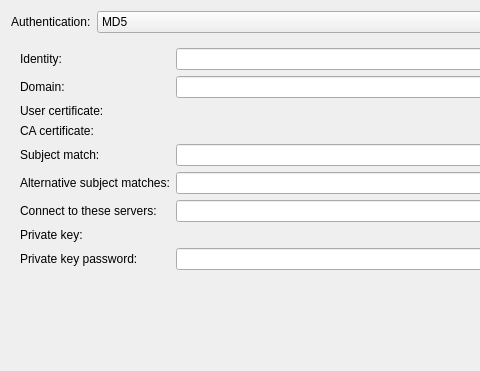
Qt form libs/editor/settings/ui/802-1x.ui (Sonic-DE/sonic-network-manager) before a commit; both pictures show x 0 to 480 and y 0 to 371 of the 563 by 471 pixel window.
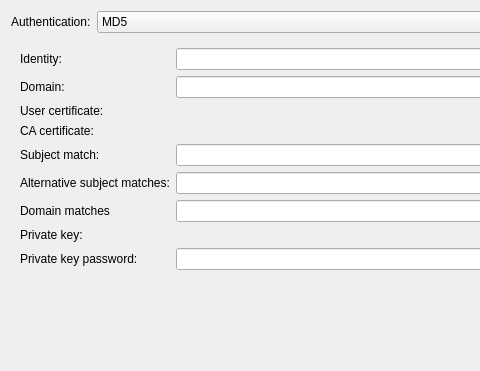
The same form after that commit. The open tabs and pages were chosen to show the change. Icons and pictures are not drawn. Custom widgets are drawn as their Qt base class.

Commit message:
802-1x: TLS server matches updates
The "Connect to these servers" setting was completely redundant with
"alternative subject matches", as it added its values to the
altSubectMatches with a DNS prefix. We now use the NetworkManager
"domain-matches" property for this, which does almost exactly the same.
Also rename the label from "Connect to these servers" to "Domain
matches" to better match up with NetworkManager documentation.

What changed in the file:
```diff
--- a/libs/editor/settings/ui/802-1x.ui
+++ b/libs/editor/settings/ui/802-1x.ui
@@ -219,7 +219,7 @@
        <item row="6" column="0">
         <widget class="QLabel" name="label_29">
          <property name="text">
-          <string>Connect to these servers:</string>
+          <string>Domain matches</string>
          </property>
          <property name="buddy">
           <cstring>leTlsConnectToServers</cstring>
```
Left out of the diff: 12 changed lines with no effect on the pictures. The commit also changes 2 other files.
